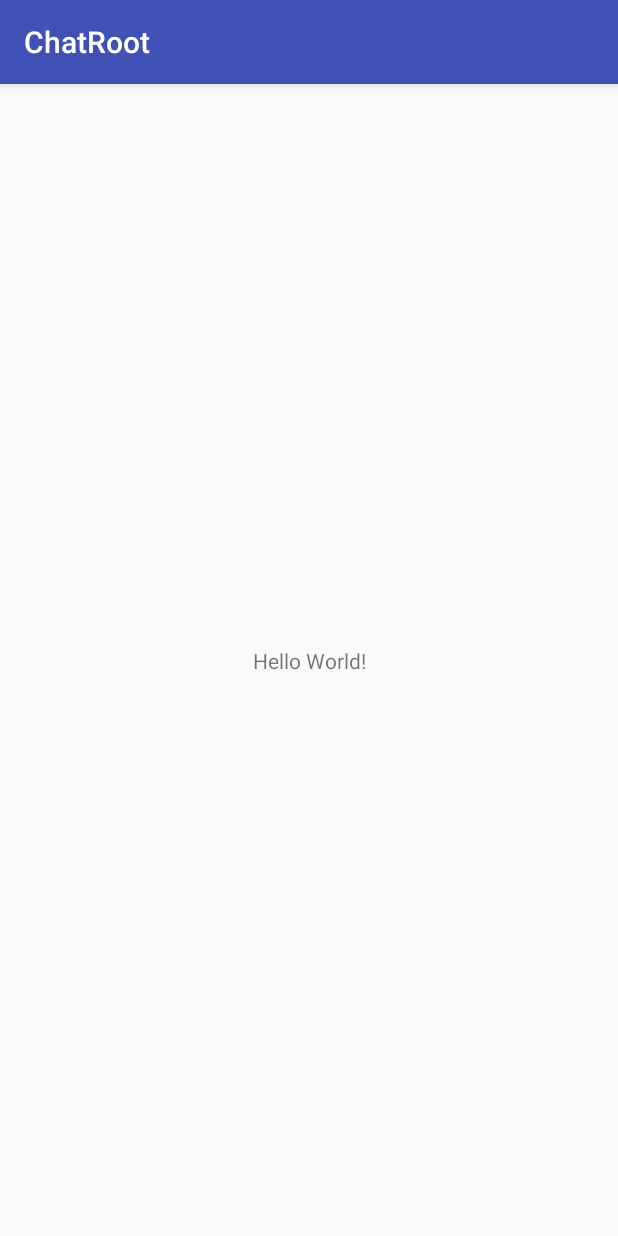
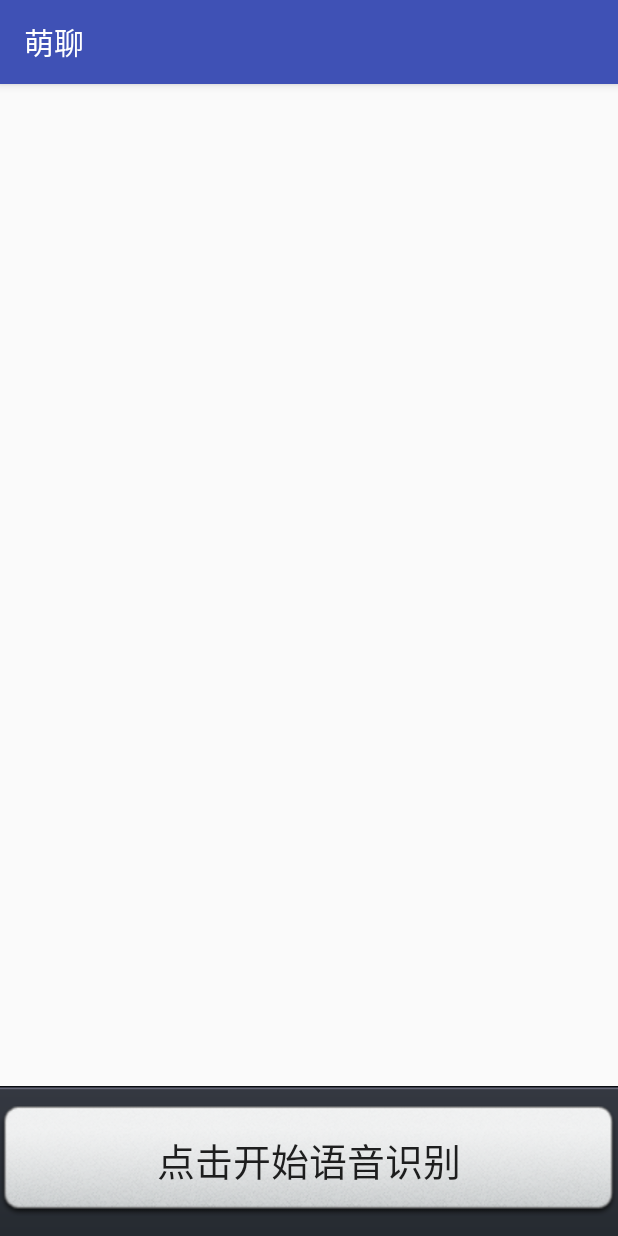
Before and after one commit to luomantic/ChatRobot, an Android app: the screen it shows after launch (MainActivity), on a phone screen of 412 x 824 dp. Run offline under Robolectric (Android 15) with nearby library versions, the phone set to English and light mode, and no system bars.

Commit message:
add mainUI

```diff
--- /dev/null
+++ b/app/src/main/res/drawable/btn_selector.xml
@@ -0,0 +1,5 @@
+<?xml version="1.0" encoding="utf-8"?>
+<selector xmlns:android="http://schemas.android.com/apk/res/android">
+    <item android:drawable="@drawable/btn_voice_search_pressed" android:state_pressed="true" />
+    <item android:drawable="@drawable/btn_voice_search_normal" />
+</selector>
--- a/app/src/main/res/layout/activity_main.xml
+++ b/app/src/main/res/layout/activity_main.xml
@@ -1,18 +1,30 @@
 <?xml version="1.0" encoding="utf-8"?>
-<android.support.constraint.ConstraintLayout xmlns:android="http://schemas.android.com/apk/res/android"
-    xmlns:app="http://schemas.android.com/apk/res-auto"
+<LinearLayout xmlns:android="http://schemas.android.com/apk/res/android"
     xmlns:tools="http://schemas.android.com/tools"
     android:layout_width="match_parent"
     android:layout_height="match_parent"
+    android:orientation="vertical"
     tools:context=".MainActivity">
 
-    <TextView
-        android:layout_width="wrap_content"
-        android:layout_height="wrap_content"
-        android:text="Hello World!"
-        app:layout_constraintBottom_toBottomOf="parent"
-        app:layout_constraintLeft_toLeftOf="parent"
-        app:layout_constraintRight_toRightOf="parent"
-        app:layout_constraintTop_toTopOf="parent" />
+    <ListView
+        android:id="@+id/content_list"
+        android:layout_width="match_parent"
+        android:layout_height="0dp"
+        android:layout_weight="1"/>
 
-</android.support.constraint.ConstraintLayout>
+    <RelativeLayout
+        android:background="@drawable/bottom_bar"
+        android:layout_width="match_parent"
+        android:layout_height="wrap_content">
+        <Button
+            android:id="@+id/listen_button"
+            android:text="@string/btn_string"
+            android:textSize="25sp"
+            android:background="@drawable/btn_selector"
+            android:layout_centerHorizontal="true"
+            android:layout_centerVertical="true"
+            android:layout_width="match_parent"
+            android:layout_height="wrap_content" />
+    </RelativeLayout>
+
+</LinearLayout>
--- a/app/src/main/res/values/strings.xml
+++ b/app/src/main/res/values/strings.xml
@@ -1,3 +1,4 @@
 <resources>
-    <string name="app_name">ChatRoot</string>
+    <string name="app_name">萌聊</string>
+    <string name="btn_string">点击开始语音识别</string>
 </resources>
--- a/build.gradle
+++ b/build.gradle
@@ -7,7 +7,7 @@ buildscript {
         jcenter()
     }
     dependencies {
-        classpath 'com.android.tools.build:gradle:3.1.0-rc02'
+        classpath 'com.android.tools.build:gradle:3.1.2'
 
 
         // NOTE: Do not place your application dependencies here; they belong
```
Also changed, not shown: app/src/main/java/com/haod/www/chatroot/MainActivity.java (+68 -1 lines), app/src/main/res/layout/content_list_item.xml (added, +46 -0 lines), app/src/main/res/drawable/answer_bubble.9.png (added), app/src/main/res/drawable/asker_bubble.9.png (added), app/src/main/res/drawable/bottom_bar.png (added), app/src/main/res/drawable/btn_voice_search_normal.png (added), app/src/main/res/drawable/btn_voice_search_pressed.png (added), app/src/main/res/mipmap-anydpi-v26/m.jpg (added), app/src/main/res/mipmap-anydpi-v26/p1.jpg (added), app/src/main/res/mipmap-anydpi-v26/p2.jpg (added), app/src/main/res/mipmap-anydpi-v26/p3.jpg (added), app/src/main/res/mipmap-anydpi-v26/p4.jpg (added).
